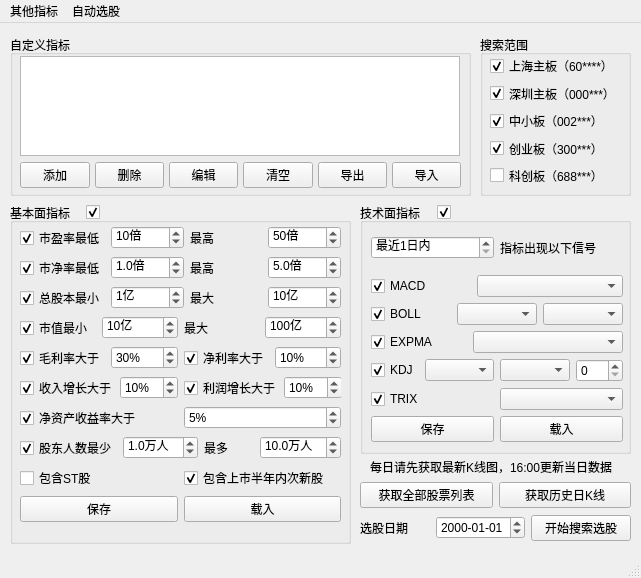
This is QtDesign/StockFinder.ui in victor647/QuantumStockTrade as Qt 5 draws it before an edit. The edited form follows.
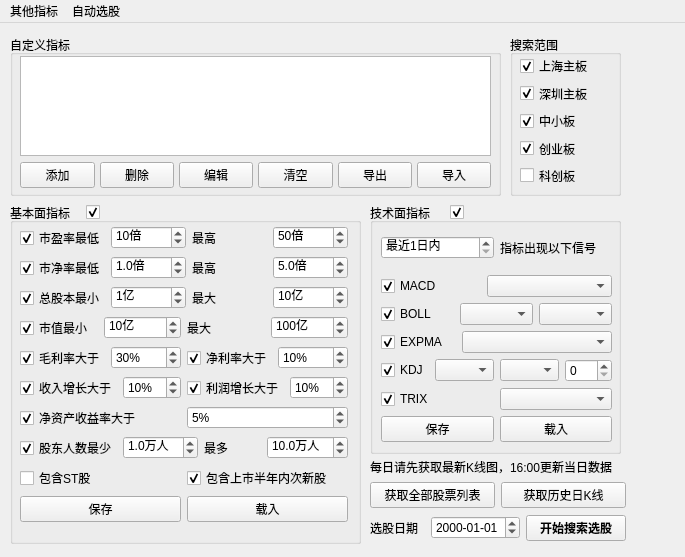
This is the edited form.

What changed in the file:
```diff
--- a/QtDesign/StockFinder.ui
+++ b/QtDesign/StockFinder.ui
@@ -6,8 +6,8 @@
    <rect>
     <x>0</x>
     <y>0</y>
-    <width>641</width>
-    <height>578</height>
+    <width>685</width>
+    <height>557</height>
    </rect>
   </property>
   <property name="windowTitle">
@@ -17,9 +17,9 @@
    <widget class="QGroupBox" name="grpSearchRange">
     <property name="geometry">
      <rect>
-      <x>480</x>
+      <x>510</x>
       <y>12</y>
-      <width>151</width>
+      <width>111</width>
       <height>161</height>
      </rect>
     </property>
@@ -37,7 +37,7 @@
       <rect>
        <x>10</x>
        <y>20</y>
-       <width>135</width>
+       <width>91</width>
        <height>131</height>
       </rect>
      </property>
@@ -57,7 +57,7 @@
          </font>
         </property>
         <property name="text">
-         <string>上海主板（60****）</string>
+         <string>上海主板</string>
         </property>
         <property name="checked">
          <bool>true</bool>
@@ -73,7 +73,7 @@
          </font>
         </property>
         <property name="text">
-         <string>深圳主板（000***）</string>
+         <string>深圳主板</string>
         </property>
         <property name="checked">
          <bool>true</bool>
@@ -89,7 +89,7 @@
          </font>
         </property>
         <property name="text">
-         <string>中小板（002***）</string>
+         <string>中小板</string>
         </property>
         <property name="checked">
          <bool>true</bool>
@@ -105,7 +105,7 @@
          </font>
         </property>
         <property name="text">
-         <string>创业板（300***）</string>
+         <string>创业板</string>
         </property>
         <property name="checked">
          <bool>true</bool>
@@ -121,7 +121,7 @@
          </font>
         </property>
         <property name="text">
-         <string>科创板（688***）</string>
+         <string>科创板</string>
         </property>
         <property name="checked">
          <bool>false</bool>
@@ -139,7 +139,7 @@
      <rect>
       <x>10</x>
       <y>12</y>
-      <width>461</width>
+      <width>491</width>
       <height>161</height>
      </rect>
     </property>
@@ -157,7 +157,7 @@
       <rect>
        <x>10</x>
        <y>21</y>
-       <width>440</width>
+       <width>471</width>
        <height>100</height>
       </rect>
      </property>
@@ -167,7 +167,7 @@
       <rect>
        <x>10</x>
        <y>127</y>
-       <width>441</width>
+       <width>471</width>
        <height>27</height>
       </rect>
      </property>
@@ -237,7 +237,7 @@
      <rect>
       <x>10</x>
       <y>180</y>
-      <width>341</width>
+      <width>351</width>
       <height>341</height>
      </rect>
     </property>
@@ -255,7 +255,7 @@
       <rect>
        <x>10</x>
        <y>23</y>
-       <width>321</width>
+       <width>328</width>
        <height>306</height>
       </rect>
      </property>
@@ -921,9 +921,9 @@
    <widget class="QGroupBox" name="grpTechnicalCriterias">
     <property name="geometry">
      <rect>
-      <x>360</x>
+      <x>370</x>
       <y>180</y>
-      <width>271</width>
+      <width>251</width>
       <height>251</height>
      </rect>
     </property>
@@ -940,7 +940,7 @@
       <rect>
        <x>11</x>
        <y>24</y>
-       <width>252</width>
+       <width>231</width>
        <height>215</height>
       </rect>
      </property>
@@ -1149,7 +1149,7 @@
    <widget class="QCheckBox" name="cbxTechnicalCriteriasEnabled">
     <property name="geometry">
      <rect>
-      <x>437</x>
+      <x>450</x>
       <y>181</y>
       <width>21</width>
       <height>16</height>
@@ -1212,9 +1212,9 @@
    <widget class="QWidget" name="layoutWidget">
     <property name="geometry">
      <rect>
-      <x>360</x>
+      <x>370</x>
       <y>458</y>
-      <width>271</width>
+      <width>256</width>
       <height>62</height>
      </rect>
     </property>
@@ -1288,6 +1288,8 @@
           <font>
            <family>Microsoft YaHei UI</family>
            <pointsize>9</pointsize>
+           <weight>75</weight>
+           <bold>true</bold>
           </font>
          </property>
          <property name="text">
@@ -1305,7 +1307,7 @@
     <rect>
      <x>0</x>
      <y>0</y>
-     <width>641</width>
+     <width>685</width>
      <height>23</height>
     </rect>
    </property>
@@ -1324,7 +1326,6 @@
    <addaction name="mnuOtherCriterias"/>
    <addaction name="menu"/>
   </widget>
-  <widget class="QStatusBar" name="statusbar"/>
   <action name="actHoldersStatus">
    <property name="text">
     <string>十大流通股东</string>
```
